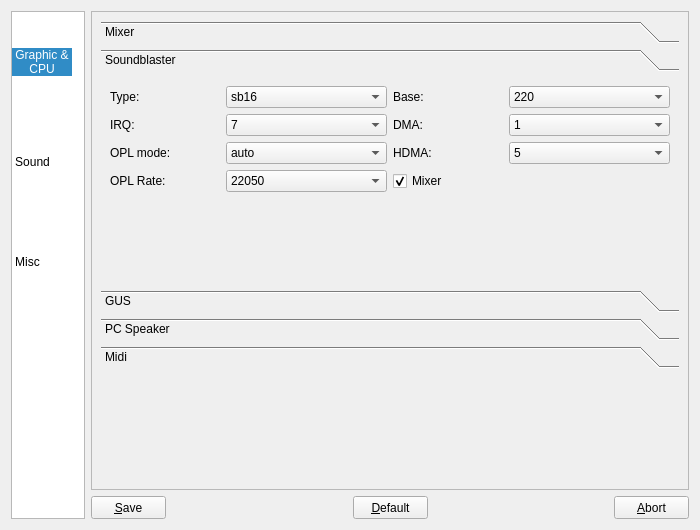
Above: dboxfe/ui/profilesettings.ui from LasDesu/DBoxFE before the change. Below: the same form after it.
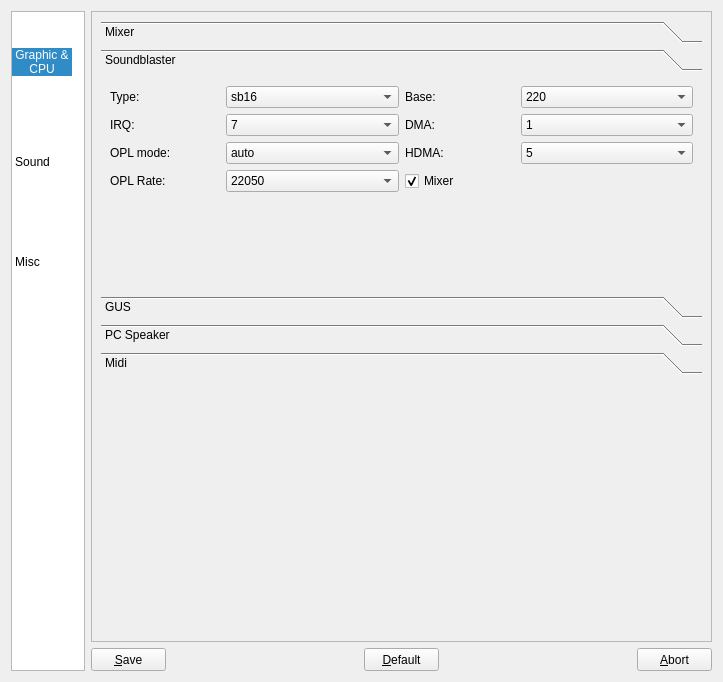
That is the form after the change. The open tabs and pages were chosen to show the change. Icons and pictures are not drawn.

Patch:
```diff
--- a/dboxfe/ui/profilesettings.ui
+++ b/dboxfe/ui/profilesettings.ui
@@ -5,25 +5,16 @@
    <rect>
     <x>0</x>
     <y>0</y>
-    <width>700</width>
-    <height>530</height>
+    <width>723</width>
+    <height>682</height>
    </rect>
   </property>
   <property name="minimumSize" >
    <size>
-    <width>700</width>
-    <height>530</height>
+    <width>723</width>
+    <height>682</height>
    </size>
   </property>
-  <property name="maximumSize" >
-   <size>
-    <width>700</width>
-    <height>530</height>
-   </size>
-  </property>
-  <property name="windowTitle" >
-   <string>Settings for [$PROFILENAME]</string>
-  </property>
   <property name="windowIcon" >
    <iconset resource="../../resource/dboxfe.qrc" >
     <normaloff>:/pics/images/default.png</normaloff>:/pics/images/default.png</iconset>
@@ -1560,8 +1551,8 @@
              <rect>
               <x>0</x>
               <y>0</y>
-              <width>386</width>
-              <height>132</height>
+              <width>400</width>
+              <height>144</height>
              </rect>
             </property>
             <attribute name="label" >
```
Left out of the diff: 8 changed lines with no effect on the pictures.
